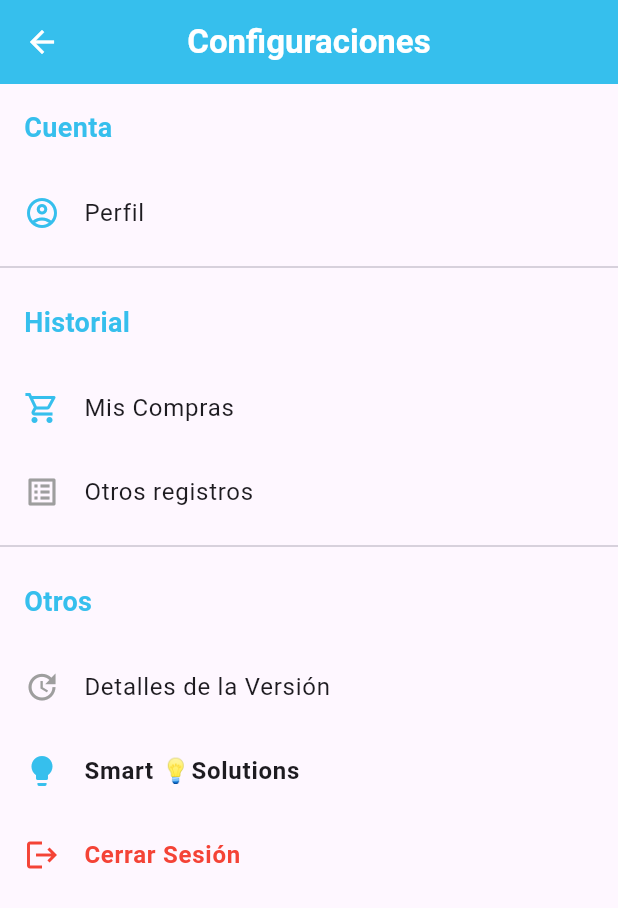
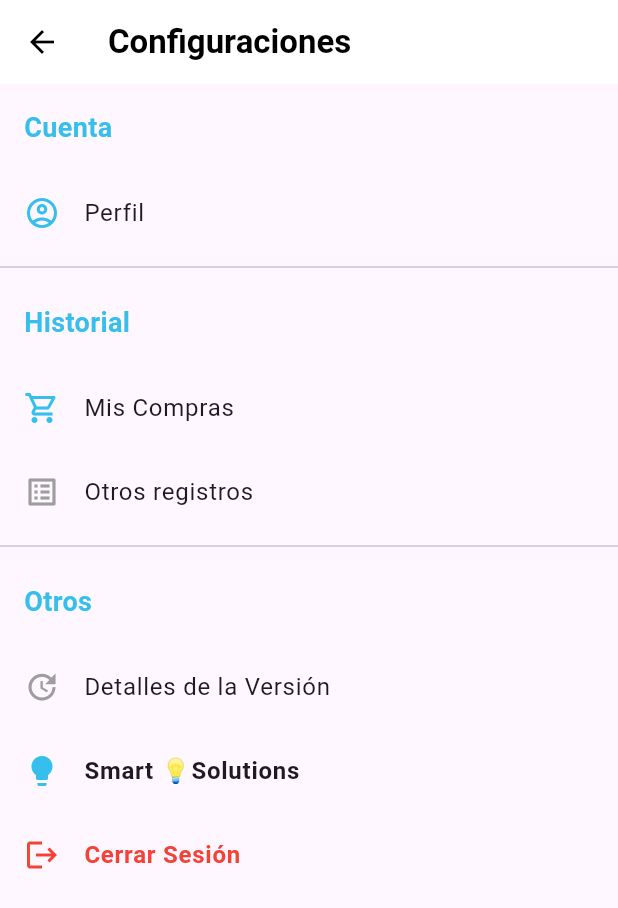
Before and after one commit to eleBlue7/proyecto-titulo, a Flutter app: the Configuraciones screen opened directly, on a phone screen of 412 x 824 dp. Shown: the top 908 px of the screen. Run offline on Flutter 3.47's test engine with Material 3 defaults, Android fonts, the light colour scheme and no system bars; our stand-ins replace audioplayers, avatar_glow, cloud_firestore, firebase_auth, firebase_core, fluttertoast and 6 more; accounts and stored records are empty.

Commit message:
Se cambian pequeñas cosas esteticas

```diff
--- a/lib/Configuraciones/configuraciones.dart
+++ b/lib/Configuraciones/configuraciones.dart
@@ -164,13 +164,13 @@
   Widget build(BuildContext context) {
     return Scaffold(
       appBar: AppBar(
-        backgroundColor: const Color(0xFF36bfed), // Color de la marca
+        backgroundColor: const Color.fromARGB(255, 255, 255,255), // Color de la marca
         title: const Text(
           "Configuraciones",
-          style: TextStyle(color: Colors.white, fontWeight: FontWeight.bold),
+          style: TextStyle(color: Color.fromARGB(255, 0, 0, 0), fontWeight: FontWeight.bold),
         ),
-        iconTheme: const IconThemeData(color: Colors.white),
-        centerTitle: true,
+        iconTheme: const IconThemeData(color: Color.fromARGB(255, 0, 0, 0)),
+        centerTitle: false,
       ),
       body: Column(
         children: [
--- a/lib/calculadoras/calculadora_manual/supermercado_manual.dart
+++ b/lib/calculadoras/calculadora_manual/supermercado_manual.dart
@@ -130,7 +130,7 @@
           color: Colors.white,
           border: Border.all(
             color: selectedSupermarket == name
-                ? const Color.fromARGB(255, 0, 238, 255)
+                ? const Color.fromARGB(255, 0, 255, 34)
                 : const Color.fromARGB(255, 105, 105, 105),
             width: 2,
           ),
--- a/lib/welcome.dart
+++ b/lib/welcome.dart
@@ -229,8 +229,8 @@
                     child: _buildCalculatorCard(
                       icon: Icons.calculate,
                       label: "Calculadora manual",
-                      startColor: Colors.orangeAccent,
-                      endColor: Colors.deepOrangeAccent,
+                      startColor: Colors.blueAccent,
+                      endColor: Colors.cyanAccent,
                     ),
                   ),
                 ],
```
Also changed, not shown: lib/Perfil/perfil.dart (+5 -3 lines).
